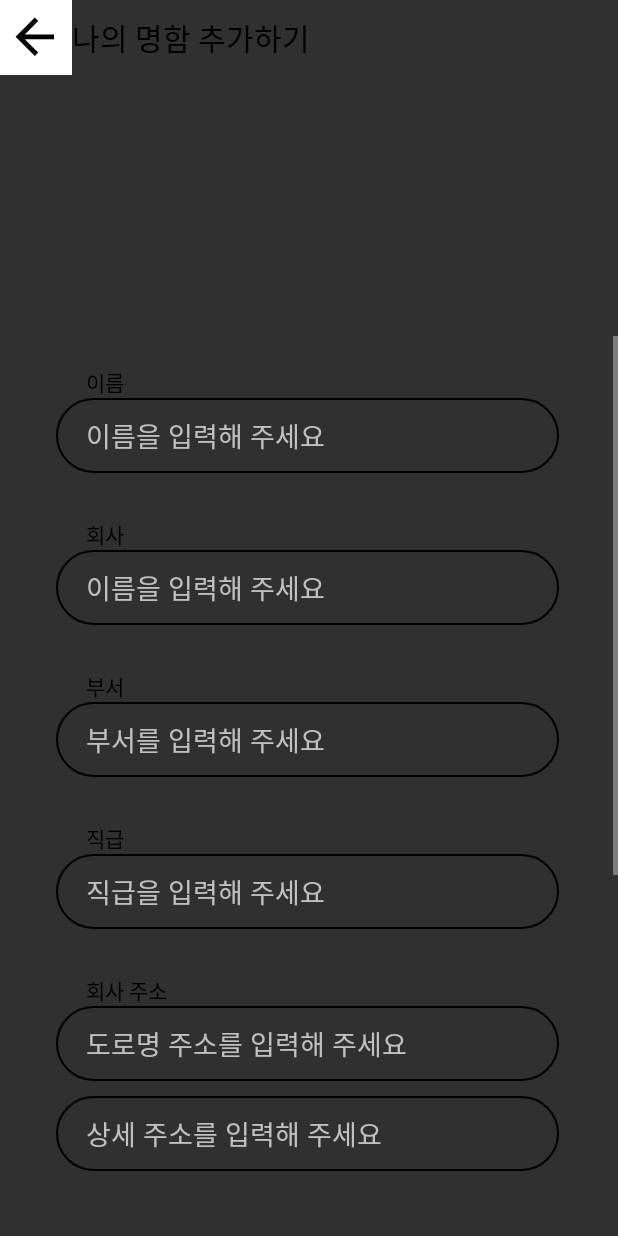
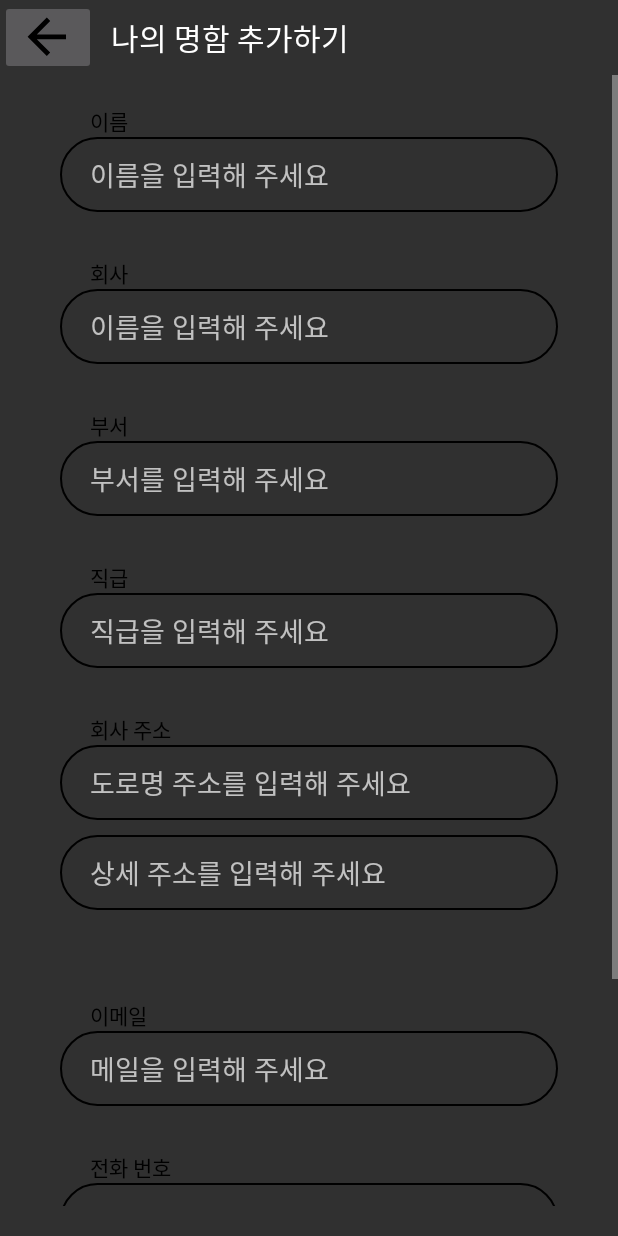
Before and after one commit to thduss/android_2023, an Android app: the nameCard_createpage screen opened directly, with no data from a screen before it, on a phone screen of 412 x 824 dp. Run offline under Robolectric (Android 15) with nearby library versions, the phone set to English and light mode, and no system bars; our stand-ins replace Firebase (no records; nobody signed in at launch, a user with empty details on screens opened directly).

Commit message:
soyeon commit

```diff
--- a/app/src/main/res/drawable/btn_radius.xml
+++ b/app/src/main/res/drawable/btn_radius.xml
@@ -3,7 +3,7 @@
 <shape xmlns:android="http://schemas.android.com/apk/res/android"
     android:padding="10dp"
     android:shape="rectangle" >
-<!--    <solid android:color="@color/white" />-->
+<!--    <solid android:color="@color/gray" />-->
     <corners
         android:bottomLeftRadius="30dp"
         android:bottomRightRadius="30dp"
--- a/app/src/main/res/layout/activity_list_sc_page.xml
+++ b/app/src/main/res/layout/activity_list_sc_page.xml
@@ -23,7 +23,6 @@
             android:layout_width="wrap_content"
             android:layout_height="50dp"
             android:layout_gravity="right"
-            android:background="@color/white"
             android:contentDescription="뒤로가기 버튼"
             android:minWidth="48dp"
             android:minHeight="48dp"
--- a/app/src/main/res/layout/activity_name_card_createpage.xml
+++ b/app/src/main/res/layout/activity_name_card_createpage.xml
@@ -24,7 +24,6 @@
                 android:id="@+id/create_back_btn"
                 android:layout_width="wrap_content"
                 android:layout_height="50dp"
-                android:background="@color/white"
                 android:contentDescription="뒤로가기 버튼"
                 android:minWidth="48dp"
                 android:minHeight="48dp"
@@ -34,22 +33,23 @@
                 android:layout_width="wrap_content"
                 android:layout_height="wrap_content"
                 android:layout_gravity="center"
+                android:paddingLeft="10dp"
                 android:gravity="center"
                 android:text="나의 명함 추가하기"
-                android:textColor="@color/black"
+                android:textColor="@color/white"
                 android:textSize="20dp" />
         </LinearLayout>
     </LinearLayout>
 
     <ScrollView
         android:id="@+id/scrollView2"
-        android:layout_width="415dp"
-        android:layout_height="600dp"
+        android:layout_width="match_parent"
+        android:layout_height="match_parent"
         android:fillViewport="true"
         android:layout_marginTop="50dp"
         android:paddingBottom="20dp"
         app:layout_constraintBottom_toBottomOf="parent"
-        app:layout_constraintEnd_toEndOf="parent"
+        app:layout_constraintEnd_toEndOf="@+id/linearLayout4"
         app:layout_constraintHorizontal_bias="1.0"
         app:layout_constraintStart_toStartOf="parent"
         app:layout_constraintTop_toBottomOf="@+id/linearLayout4"
@@ -289,7 +289,7 @@
                 android:layout_width="70dp"
                 android:layout_height="wrap_content"
                 android:layout_marginLeft="250dp"
-                android:background="@drawable/btn_radius"
+                android:background="@drawable/radius"
                 android:text="추가 하기"
                 android:textColor="@color/black"
                 android:textSize="11sp" />
```
Also changed, not shown: app/src/main/res/layout/activity_email_login.xml (+5 -5 lines), app/src/main/res/layout/activity_list_in_view.xml (+20 -11 lines), app/src/main/res/layout/activity_profile.xml (+4 -4 lines), app/src/main/res/drawable/backgroud_white.jpg (deleted).
